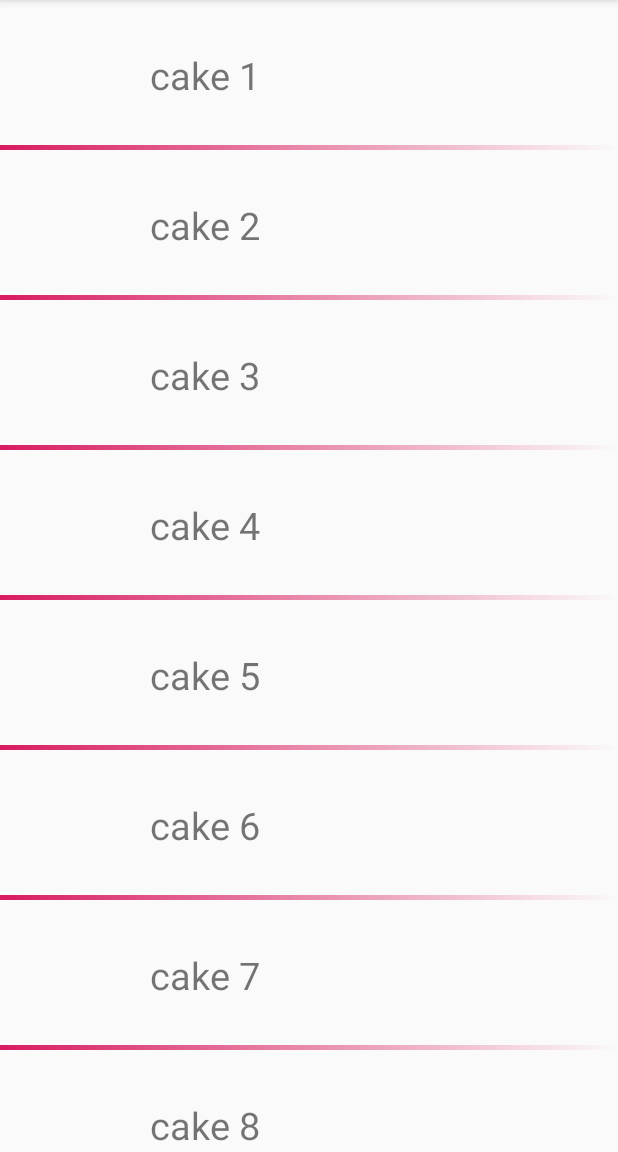
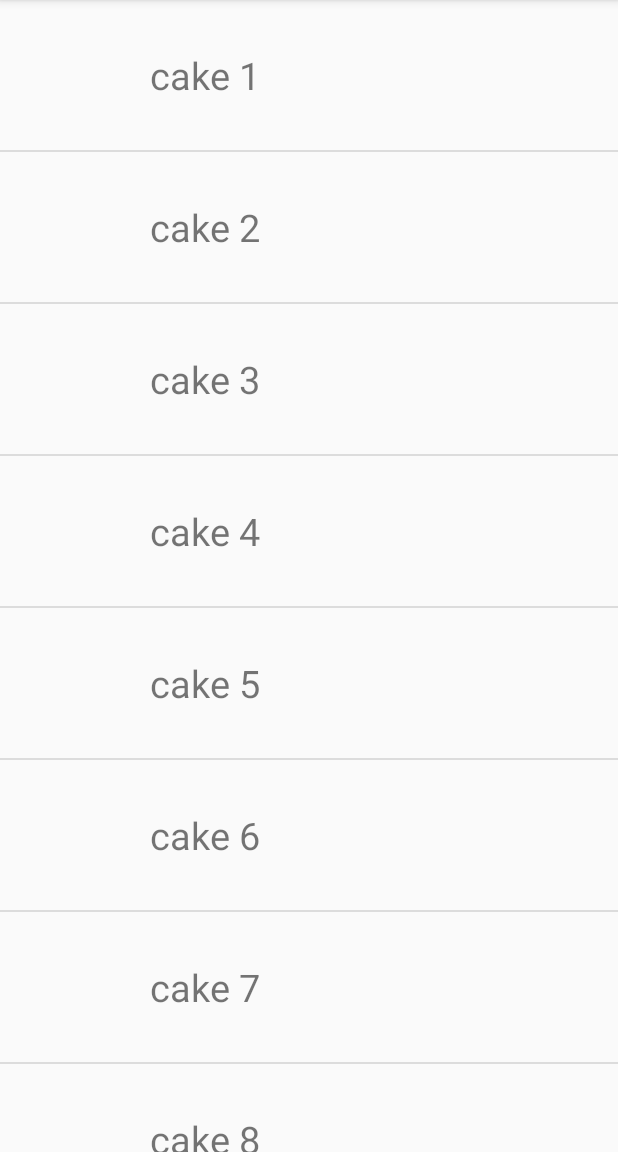
Before and after one commit to SamAmco/waracle-tech-test, an Android app: the screen it shows after launch (MainActivity), on a phone screen of 412 x 824 dp, the part 84-1236 px from its top. Run offline under Robolectric (Android 15) with nearby library versions, the phone set to English and light mode, and no system bars; our stand-ins replace data binding.

Commit message:
using a stock divider instead, looks a bit cleaner.

```diff
--- a/app/src/main/java/com/example/waracletechtest/ui/main/MainFragment.kt
+++ b/app/src/main/java/com/example/waracletechtest/ui/main/MainFragment.kt
@@ -6,12 +6,15 @@ import androidx.fragment.app.Fragment
 import android.view.LayoutInflater
 import android.view.View
 import android.view.ViewGroup
+import androidx.core.content.ContextCompat
 import androidx.databinding.DataBindingUtil
 import androidx.lifecycle.LiveData
 import androidx.lifecycle.MutableLiveData
 import androidx.lifecycle.Observer
 import androidx.lifecycle.ViewModel
+import androidx.recyclerview.widget.DividerItemDecoration
 import androidx.recyclerview.widget.LinearLayoutManager
+import androidx.recyclerview.widget.RecyclerView
 import com.example.waracletechtest.R
 import com.example.waracletechtest.data.Cake
 import com.example.waracletechtest.databinding.MainFragmentBinding
@@ -36,16 +39,17 @@ class MainFragment : Fragment() {
 
     private fun initRecyclerView() {
         val viewManager = LinearLayoutManager(context)
+        val divider = DividerItemDecoration(context, DividerItemDecoration.VERTICAL)
         binding.recyclerView.apply {
             setHasFixedSize(true)
             layoutManager = viewManager
             adapter = listAdapter
+            addItemDecoration(divider)
         }
     }
 
     private fun initViewModel() {
         viewModel.cakes.observe(this, Observer {
-            //TODO might need more nuanced behaviour here
             listAdapter.submitList(it)
         })
     }
--- a/app/src/main/res/drawable/divider_gradient.xml
+++ /dev/null
@@ -1,12 +0,0 @@
-<?xml version="1.0" encoding="utf-8"?>
-<shape xmlns:android="http://schemas.android.com/apk/res/android"
-    android:shape="rectangle"
-    >
-    <size android:height="10dp" android:width="10dp"/>
-    <gradient
-        android:gradientRadius="40dp"
-        android:startColor="@color/colorAccent"
-        android:endColor="@color/colorAccentTransparent"
-        android:type="linear"
-        />
-</shape>
--- a/app/src/main/res/layout/list_item_cake.xml
+++ b/app/src/main/res/layout/list_item_cake.xml
@@ -15,7 +15,6 @@
                 android:layout_height="80dp"
                 android:layout_margin="10dp"
                 android:layout_gravity="center"
-                tools:src="@drawable/divider_gradient"
                 />
             <!--TODO deal better with names that overflow the viewable area, maybe a scrolling animation?-->
             <TextView
@@ -26,12 +25,5 @@
                 android:textSize="25sp"
                 tools:text="Cake name"/>
         </LinearLayout>
-
-        <ImageView
-            android:layout_width="match_parent"
-            android:layout_height="3dp"
-            android:scaleType="fitXY"
-            android:layout_gravity="bottom"
-            android:src="@drawable/divider_gradient"/>
     </FrameLayout>
 </layout>
--- a/app/src/main/res/values/colors.xml
+++ b/app/src/main/res/values/colors.xml
@@ -3,5 +3,4 @@
     <color name="colorPrimary">#008577</color>
     <color name="colorPrimaryDark">#00574B</color>
     <color name="colorAccent">#D81B60</color>
-    <color name="colorAccentTransparent">#00D81B60</color>
 </resources>
```
